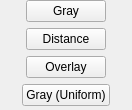
Above: royale/tools/royaleviewer/src/custom-controls/DataSelectorView.ui from biabiaRun/Originsl_pmd-neato-platform before the change. Below: the same form after it.
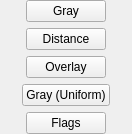
That is the form after the change. Custom widgets are drawn as their Qt base class.

The edit to the form file:
```diff
--- a/royale/tools/royaleviewer/src/custom-controls/DataSelectorView.ui
+++ b/royale/tools/royaleviewer/src/custom-controls/DataSelectorView.ui
@@ -75,6 +75,16 @@
      </property>
     </widget>
    </item>
+   <item alignment="Qt::AlignHCenter">
+    <widget class="PMDButton" name="flagButton">
+     <property name="text">
+      <string>Flags</string>
+     </property>
+     <property name="Visible">
+       <bool>false</bool>
+     </property>
+    </widget>
+   </item>
   </layout>
  </widget>
  <customwidgets>
```
